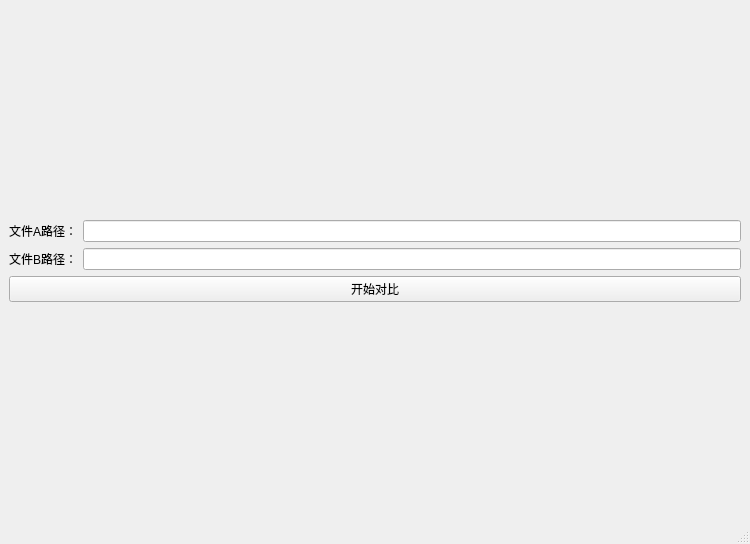
This is mainwindow.ui in laisc7301/RuihuoFileComparison as Qt 5 draws it before an edit. The edited form follows.
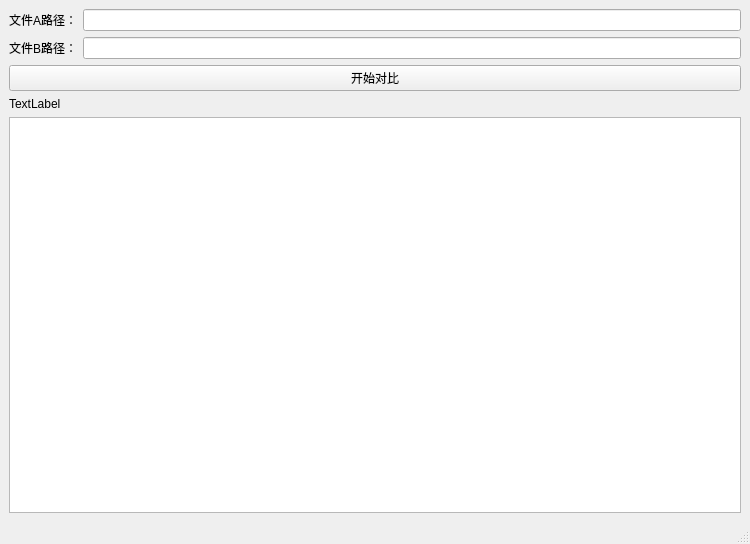
This is the edited form.

Diff of the .ui file:
```diff
--- a/mainwindow.ui
+++ b/mainwindow.ui
@@ -56,6 +56,24 @@
         </item>
        </layout>
       </item>
+      <item>
+       <layout class="QHBoxLayout" name="horizontalLayout_4">
+        <item>
+         <widget class="QLabel" name="label_3">
+          <property name="text">
+           <string>TextLabel</string>
+          </property>
+         </widget>
+        </item>
+       </layout>
+      </item>
+      <item>
+       <layout class="QHBoxLayout" name="horizontalLayout_5">
+        <item>
+         <widget class="QTextBrowser" name="textBrowser"/>
+        </item>
+       </layout>
+      </item>
      </layout>
     </item>
    </layout>
```
